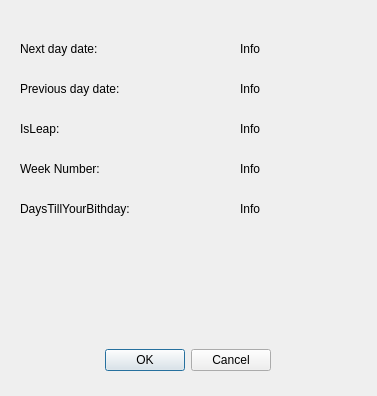
This is LAB2/Task1/DataBase/dialog.ui in UdaiNoCode/LabsSecondSem as Qt 5 draws it before an edit. The edited form follows.
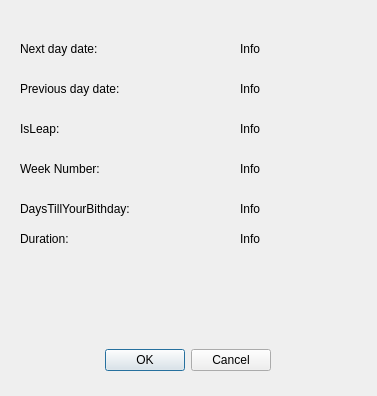
This is the edited form.

```diff
--- a/LAB2/Task1/DataBase/dialog.ui
+++ b/LAB2/Task1/DataBase/dialog.ui
@@ -159,6 +159,32 @@
     <string>Info</string>
    </property>
   </widget>
+  <widget class="QLabel" name="label_6">
+   <property name="geometry">
+    <rect>
+     <x>20</x>
+     <y>230</y>
+     <width>191</width>
+     <height>18</height>
+    </rect>
+   </property>
+   <property name="text">
+    <string>Duration:</string>
+   </property>
+  </widget>
+  <widget class="QLabel" name="Duration">
+   <property name="geometry">
+    <rect>
+     <x>240</x>
+     <y>230</y>
+     <width>66</width>
+     <height>18</height>
+    </rect>
+   </property>
+   <property name="text">
+    <string>Info</string>
+   </property>
+  </widget>
  </widget>
  <resources/>
  <connections>
```
Left out of the diff: 2 changed lines with no effect on the pictures.
